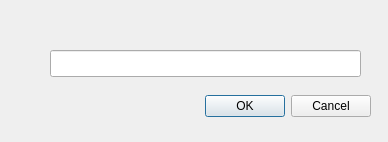
First picture: the form in HoneyPipe/changemessage.ui, repository anat/HoneyPipe, before the edit.
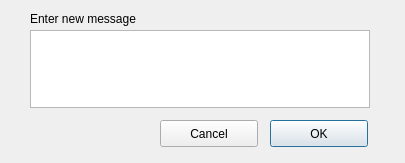
Second picture: the form after the edit.

The edit to the form file:
```diff
--- a/HoneyPipe/changemessage.ui
+++ b/HoneyPipe/changemessage.ui
@@ -6,37 +6,60 @@
    <rect>
     <x>0</x>
     <y>0</y>
-    <width>388</width>
-    <height>142</height>
+    <width>405</width>
+    <height>163</height>
    </rect>
   </property>
   <property name="windowTitle">
    <string>Dialog</string>
   </property>
-  <widget class="QDialogButtonBox" name="buttonBox">
+  <widget class="QPlainTextEdit" name="message">
    <property name="geometry">
     <rect>
      <x>30</x>
-     <y>90</y>
-     <width>341</width>
-     <height>32</height>
+     <y>30</y>
+     <width>340</width>
+     <height>78</height>
     </rect>
    </property>
-   <property name="orientation">
-    <enum>Qt::Horizontal</enum>
+  </widget>
+  <widget class="QLabel" name="lbl">
+   <property name="geometry">
+    <rect>
+     <x>30</x>
+     <y>10</y>
+     <width>141</width>
+     <height>17</height>
+    </rect>
    </property>
-   <property name="standardButtons">
-    <set>QDialogButtonBox::Cancel|QDialogButtonBox::Ok</set>
+   <property name="text">
+    <string>Enter new message</string>
    </property>
   </widget>
-  <widget class="QLineEdit" name="message">
+  <widget class="QPushButton" name="btnOk">
    <property name="geometry">
     <rect>
-     <x>50</x>
-     <y>50</y>
-     <width>311</width>
+     <x>270</x>
+     <y>120</y>
+     <width>98</width>
      <height>27</height>
     </rect>
+   </property>
+   <property name="text">
+    <string>OK</string>
+   </property>
+  </widget>
+  <widget class="QPushButton" name="btnCancel">
+   <property name="geometry">
+    <rect>
+     <x>160</x>
+     <y>120</y>
+     <width>98</width>
+     <height>27</height>
+    </rect>
+   </property>
+   <property name="text">
+    <string>Cancel</string>
    </property>
   </widget>
  </widget>
```
Left out of the diff: 35 changed lines with no effect on the pictures.
